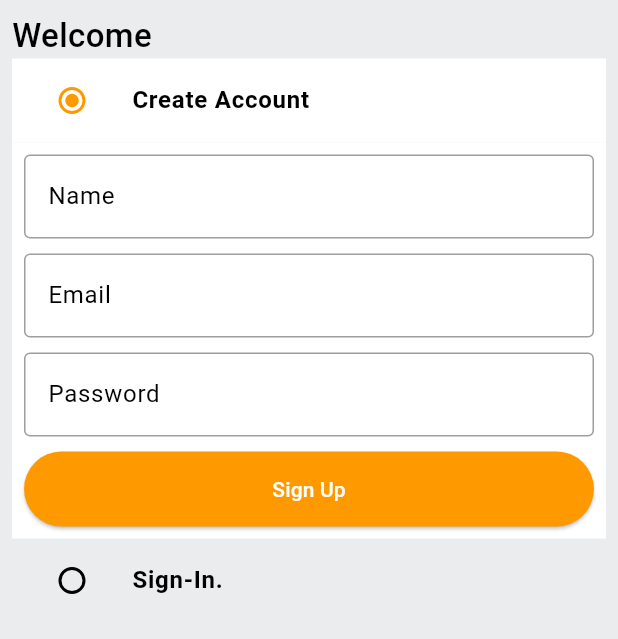
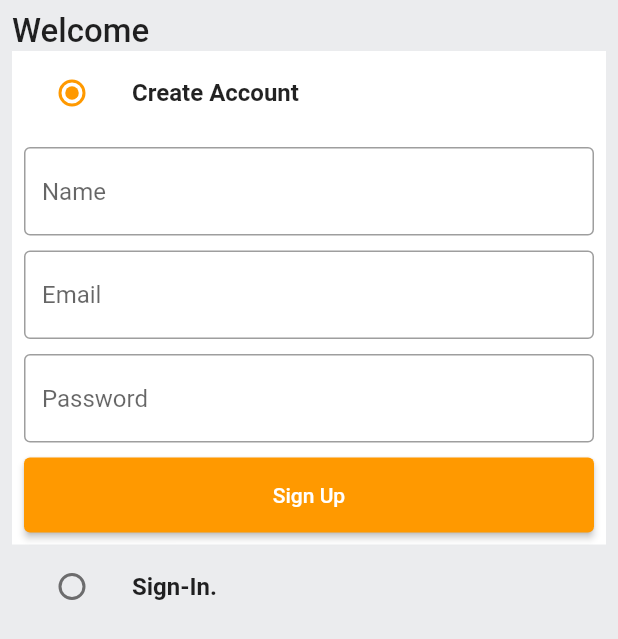
Before and after one commit to 217013277/flutter_amazon_clone, a Flutter app: the screen it shows after launch, on a phone screen of 412 x 824 dp. Shown: the top 639 px of the screen. Run offline on Flutter 3.47's test engine with Material 2 defaults, Android fonts, the phone set to English and light mode, and no system bars; our stand-ins replace badges, carousel_slider, charts_flutter_new, dotted_border, file_picker, flutter_rating_bar and 1 more; missing offline and left inert: cloudinary_public, pay.

```diff
--- a/lib/common/widgets/custom_button.dart
+++ b/lib/common/widgets/custom_button.dart
@@ -1,5 +1,4 @@
 import 'package:flutter/material.dart';
-import 'package:flutter_amazon_clone/constants/global_variables.dart';
 
 class CustomButton extends StatelessWidget {
   final String text;
@@ -14,7 +13,7 @@ class CustomButton extends StatelessWidget {
       onPressed: onTap,
       style: ElevatedButton.styleFrom(
         minimumSize: const Size(double.infinity, 50),
-        backgroundColor: color ?? GlobalVariables.secondaryColor,
+        backgroundColor: color,
       ),
       child: Text(
         text,
--- a/lib/features/address/services/address_services.dart
+++ b/lib/features/address/services/address_services.dart
@@ -1,4 +1,5 @@
 import 'dart:convert';
+import 'dart:io';
 
 import 'package:flutter/material.dart';
 import 'package:http/http.dart' as http;
--- a/lib/main.dart
+++ b/lib/main.dart
@@ -47,7 +47,6 @@ class _MyAppState extends State<MyApp> {
           elevation: 0,
           iconTheme: IconThemeData(color: Colors.black),
         ),
-        useMaterial3: true,
       ),
       onGenerateRoute: (settings) => generatedRoute(settings),
       home: Provider.of<UserProvider>(context).user.token.isNotEmpty
```
